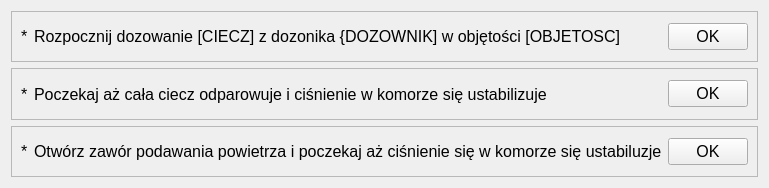
Before: the Qt Designer form app/nowytest_4.ui in wiacekmarcin/StanowiskoChemiczne, drawn with Qt 5.
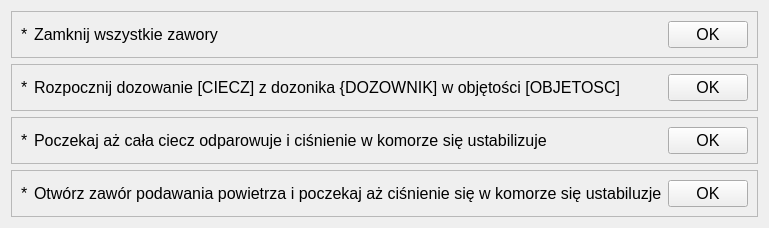
After: the same form once the commit is applied. Custom widgets are drawn as their Qt base class.

Diff of the .ui file:
```diff
--- a/app/nowytest_4.ui
+++ b/app/nowytest_4.ui
@@ -10,9 +10,8 @@
     <height>188</height>
    </rect>
   </property>
-    <property name="font">
+  <property name="font">
    <font>
-    <family>Tahoma</family>
     <pointsize>12</pointsize>
    </font>
   </property>
@@ -34,7 +33,7 @@
      <property name="frameShadow">
       <enum>QFrame::Raised</enum>
      </property>
-     <layout class="QHBoxLayout" name="horizontalLayout">
+     <layout class="QHBoxLayout" name="horizontalLayout_4">
       <item>
        <widget class="QLabel" name="arrow_1">
         <property name="text">
@@ -43,20 +42,20 @@
        </widget>
       </item>
       <item>
-       <widget class="QLabel" name="text_1">
+       <widget class="QLabel" name="txt_1">
         <property name="text">
-         <string>Rozpocznij dozowanie [CIECZ] z dozonika {DOZOWNIK] w objętości [OBJETOSC]</string>
+         <string>Zamknij wszystkie zawory</string>
         </property>
        </widget>
       </item>
       <item>
-       <spacer name="horizontalSpacer_2">
+       <spacer name="horizontalSpacer">
         <property name="orientation">
          <enum>Qt::Horizontal</enum>
         </property>
         <property name="sizeHint" stdset="0">
          <size>
-          <width>40</width>
+          <width>389</width>
           <height>20</height>
          </size>
         </property>
@@ -80,7 +79,7 @@
      <property name="frameShadow">
       <enum>QFrame::Raised</enum>
      </property>
-     <layout class="QHBoxLayout" name="horizontalLayout_2">
+     <layout class="QHBoxLayout" name="horizontalLayout">
       <item>
        <widget class="QLabel" name="arrow_2">
         <property name="text">
@@ -89,14 +88,14 @@
        </widget>
       </item>
       <item>
-       <widget class="QLabel" name="label">
+       <widget class="QLabel" name="text_2">
         <property name="text">
-         <string>Poczekaj aż cała ciecz odparowuje i ciśnienie w komorze się ustabilizuje</string>
+         <string>Rozpocznij dozowanie [CIECZ] z dozonika {DOZOWNIK] w objętości [OBJETOSC]</string>
         </property>
        </widget>
       </item>
       <item>
-       <spacer name="horizontalSpacer_3">
+       <spacer name="horizontalSpacer_2">
         <property name="orientation">
          <enum>Qt::Horizontal</enum>
         </property>
@@ -126,7 +125,7 @@
      <property name="frameShadow">
       <enum>QFrame::Raised</enum>
      </property>
-     <layout class="QHBoxLayout" name="horizontalLayout_3">
+     <layout class="QHBoxLayout" name="horizontalLayout_2">
       <item>
        <widget class="QLabel" name="arrow_3">
         <property name="text">
@@ -135,7 +134,53 @@
        </widget>
       </item>
       <item>
-       <widget class="QLabel" name="label_3">
+       <widget class="QLabel" name="txt_3">
+        <property name="text">
+         <string>Poczekaj aż cała ciecz odparowuje i ciśnienie w komorze się ustabilizuje</string>
+        </property>
+       </widget>
+      </item>
+      <item>
+       <spacer name="horizontalSpacer_3">
+        <property name="orientation">
+         <enum>Qt::Horizontal</enum>
+        </property>
+        <property name="sizeHint" stdset="0">
+         <size>
+          <width>40</width>
+          <height>20</height>
+         </size>
+        </property>
+       </spacer>
+      </item>
+      <item>
+       <widget class="QPushButton" name="pbOk_3">
+        <property name="text">
+         <string>OK</string>
+        </property>
+       </widget>
+      </item>
+     </layout>
+    </widget>
+   </item>
+   <item>
+    <widget class="QFrame" name="frame_4">
+     <property name="frameShape">
+      <enum>QFrame::StyledPanel</enum>
+     </property>
+     <property name="frameShadow">
+      <enum>QFrame::Raised</enum>
+     </property>
+     <layout class="QHBoxLayout" name="horizontalLayout_3">
+      <item>
+       <widget class="QLabel" name="arrow_4">
+        <property name="text">
+         <string>*</string>
+        </property>
+       </widget>
+      </item>
+      <item>
+       <widget class="QLabel" name="txt_4">
         <property name="text">
          <string>Otwórz zawór podawania powietrza i poczekaj aż ciśnienie się w komorze się ustabiluzje</string>
         </property>
@@ -155,7 +200,7 @@
        </spacer>
       </item>
       <item>
-       <widget class="QPushButton" name="pbOk_3">
+       <widget class="QPushButton" name="pbOk_4">
         <property name="text">
          <string>OK</string>
         </property>
```
